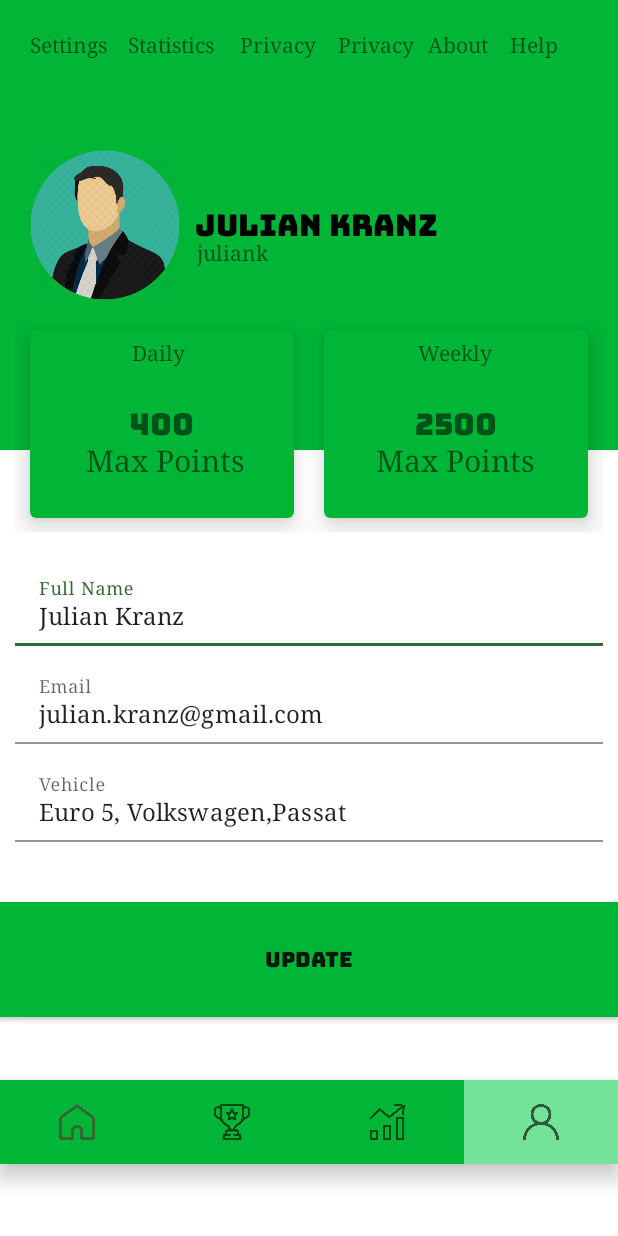
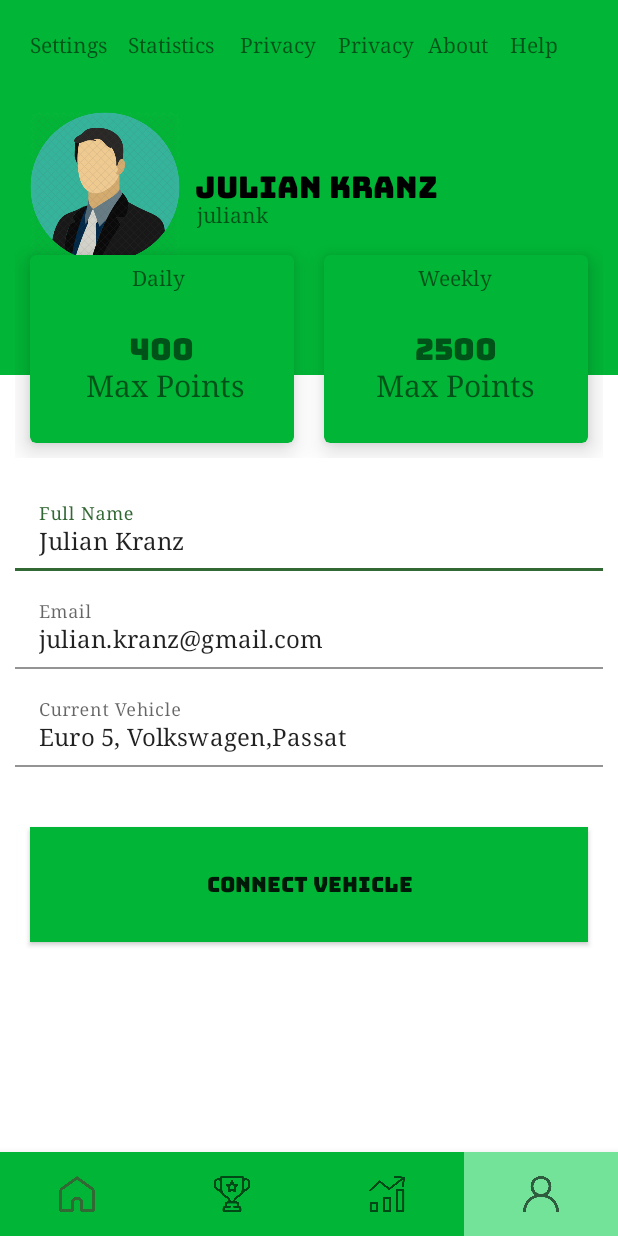
Before and after one commit to weirdkey/Green-Karma, an Android app: the UserProfile screen opened directly, with no data from a screen before it, on a phone screen of 412 x 824 dp. Run offline under Robolectric (Android 15) with nearby library versions, the phone set to English and light mode, and no system bars.

Commit message:
merge conflict12345678910123456789

```diff
--- a/MyFirstApp/app/src/main/res/layout/activity_profile.xml
+++ b/MyFirstApp/app/src/main/res/layout/activity_profile.xml
@@ -1,16 +1,34 @@
 <?xml version="1.0" encoding="utf-8"?>
-<LinearLayout xmlns:android="http://schemas.android.com/apk/res/android"
+<androidx.constraintlayout.widget.ConstraintLayout
+    xmlns:android="http://schemas.android.com/apk/res/android"
     xmlns:app="http://schemas.android.com/apk/res-auto"
     xmlns:tools="http://schemas.android.com/tools"
     android:layout_width="match_parent"
     android:layout_height="match_parent"
+    tools:context=".UserProfile">
+
+    <com.google.android.material.bottomnavigation.BottomNavigationView
+        android:id="@+id/bottom_nav"
+        android:layout_width="match_parent"
+        android:layout_height="wrap_content"
+        android:layout_alignParentBottom="true"
+        android:background="#01B636"
+        app:itemHorizontalTranslationEnabled="false"
+        app:labelVisibilityMode="unlabeled"
+        app:layout_constraintBottom_toBottomOf="parent"
+        app:layout_constraintEnd_toEndOf="parent"
+        app:layout_constraintHorizontal_bias="0.6"
+        app:layout_constraintStart_toStartOf="parent"
+        app:menu="@menu/menu" />
+    <LinearLayout
+        android:layout_width="match_parent"
+        android:layout_height="match_parent"
         android:orientation="vertical"
-    tools:context=".UserProfile"
         android:id="@+id/whole">
 
         <RelativeLayout
             android:layout_width="match_parent"
-        android:layout_height="300dp"
+            android:layout_height="250dp"
             android:background="#01B636"
             android:padding="20dp">
 
@@ -238,16 +256,20 @@
                 android:layout_width="match_parent"
                 android:layout_height="wrap_content"
                 android:layout_marginBottom="10dp"
-            android:hint="Vehicle">
+                android:hint="Current Vehicle">
 
                 <com.google.android.material.textfield.TextInputEditText
                     android:layout_width="match_parent"
                     android:layout_height="wrap_content"
                     android:background="@color/white"
                     android:text="Euro 5, Volkswagen,Passat"
-                android:typeface="serif">
+                    android:typeface="serif"
+                    android:focusable="false">
 
                 </com.google.android.material.textfield.TextInputEditText>
+
+
+
             </com.google.android.material.textfield.TextInputLayout>
 
 
@@ -256,22 +278,19 @@
         <Button
             android:layout_width="match_parent"
             android:layout_height="wrap_content"
+            android:layout_marginStart="20dp"
+            android:layout_marginLeft="20dp"
             android:layout_marginTop="20dp"
+            android:layout_marginEnd="20dp"
+            android:layout_marginRight="20dp"
+            android:layout_marginBottom="20dp"
             android:background="#01B636"
             android:fontFamily="@font/bungee"
             android:padding="20dp"
-        android:text="UPDATE" />
+            android:text="CONNECT VEHICLE"
+            app:cornerRadius="10dp" />
+    </LinearLayout>
 
-    <com.google.android.material.bottomnavigation.BottomNavigationView
-        android:id="@+id/bottom_nav"
-        android:layout_width="match_parent"
-        android:layout_height="wrap_content"
-        android:layout_alignParentBottom="true"
-        android:layout_gravity="bottom"
-        android:layout_marginTop="42dp"
-        android:background="#01B636"
-        app:itemHorizontalTranslationEnabled="false"
-        app:labelVisibilityMode="unlabeled"
-        app:menu="@menu/menu" />
 
-</LinearLayout>
+
+</androidx.constraintlayout.widget.ConstraintLayout>
```
Lines whose indentation alone changed are shown as unchanged.
